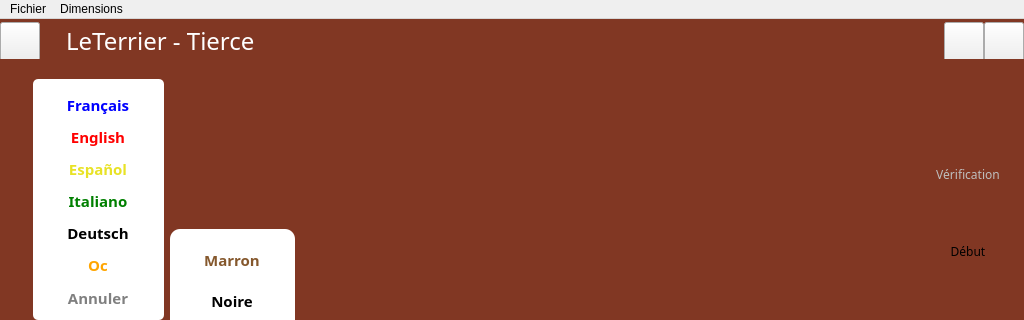
Before: the Qt Designer form mainwindow.ui in Txikilinux/leterrier-tierce, drawn with Qt 5; both pictures show x 0 to 1024 and y 0 to 320 of the 1024 by 590 pixel window.
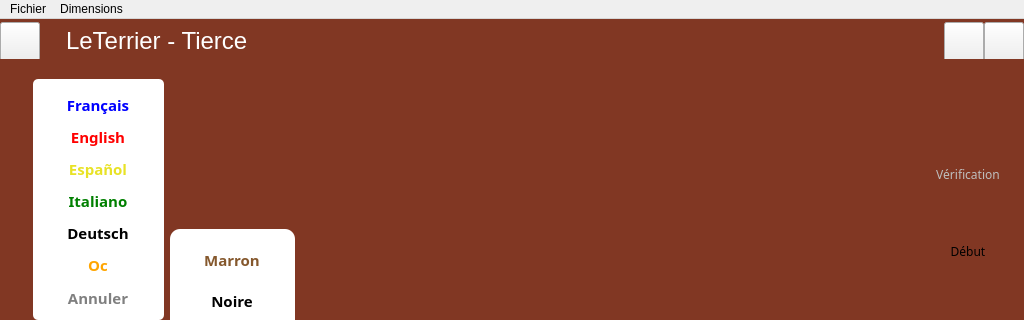
After: the same form once the commit is applied. Icons and pictures are not drawn. Custom widgets are drawn as their Qt base class.

```diff
--- a/mainwindow.ui
+++ b/mainwindow.ui
@@ -191,7 +191,6 @@
          <widget class="QLabel" name="lblTitre">
           <property name="font">
            <font>
-            <family>Andika Basic</family>
             <pointsize>-1</pointsize>
            </font>
           </property>
@@ -661,8 +660,8 @@
         <widget class="QFrame" name="frmAireDeJeu">
          <property name="geometry">
           <rect>
-           <x>360</x>
-           <y>40</y>
+           <x>370</x>
+           <y>30</y>
            <width>500</width>
            <height>480</height>
           </rect>
@@ -921,8 +920,8 @@
         <widget class="QLabel" name="lblGrid">
          <property name="geometry">
           <rect>
-           <x>380</x>
-           <y>40</y>
+           <x>390</x>
+           <y>30</y>
            <width>500</width>
            <height>377</height>
           </rect>
```
Left out of the diff: 66 changed lines with no effect on the pictures.
